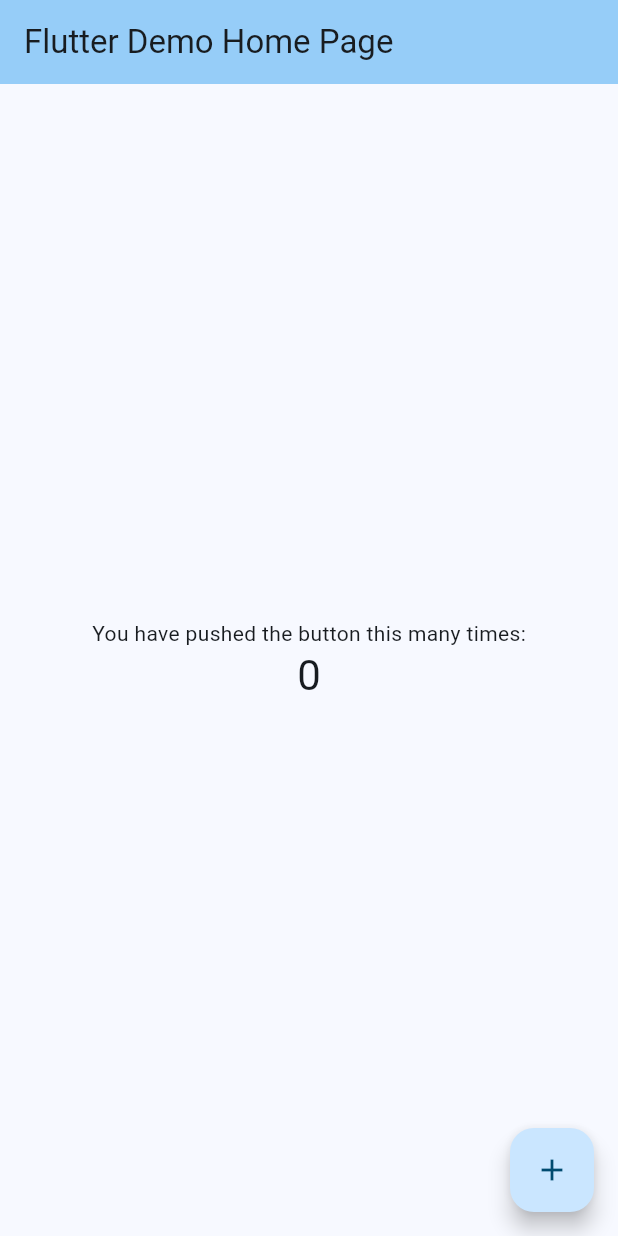
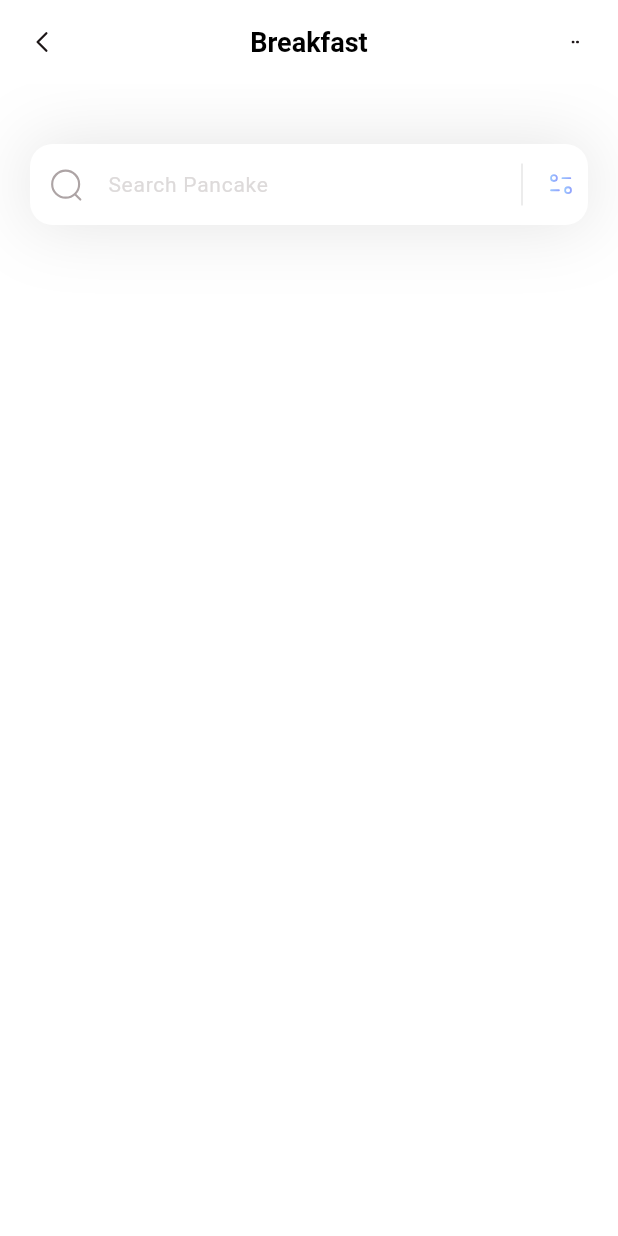
Before and after one commit to clarissestima/fitness-flutter, a Flutter app: the screen it shows after launch, on a phone screen of 412 x 824 dp. Run offline on Flutter 3.47's test engine with Material 3 defaults, Android fonts, the phone set to English and light mode, and no system bars; our stand-ins replace flutter_svg.

Commit message:
added appbar and search

```diff
--- a/lib/main.dart
+++ b/lib/main.dart
@@ -1,4 +1,6 @@
 import 'package:flutter/material.dart';
+
+import 'pages/home.dart';
 
 void main() {
   runApp(const MyApp());
@@ -7,119 +9,11 @@ void main() {
 class MyApp extends StatelessWidget {
   const MyApp({super.key});
 
-  // This widget is the root of your application.
   @override
   Widget build(BuildContext context) {
-    return MaterialApp(
-      title: 'Flutter Demo',
-      theme: ThemeData(
-        // This is the theme of your application.
-        //
-        // TRY THIS: Try running your application with "flutter run". You'll see
-        // the application has a purple toolbar. Then, without quitting the app,
-        // try changing the seedColor in the colorScheme below to Colors.green
-        // and then invoke "hot reload" (save your changes or press the "hot
-        // reload" button in a Flutter-supported IDE, or press "r" if you used
-        // the command line to start the app).
-        //
-        // Notice that the counter didn't reset back to zero; the application
-        // state is not lost during the reload. To reset the state, use hot
-        // restart instead.
-        //
-        // This works for code too, not just values: Most code changes can be
-        // tested with just a hot reload.
-        colorScheme: ColorScheme.fromSeed(seedColor: Colors.lightBlue),
-        useMaterial3: true,
-      ),
-      home: const MyHomePage(title: 'Flutter Demo Home Page'),
+    return const MaterialApp(
+      debugShowCheckedModeBanner: false,
+      home: HomePage()
     );
   }
 }
-
-class MyHomePage extends StatefulWidget {
-  const MyHomePage({super.key, required this.title});
-
-  // This widget is the home page of your application. It is stateful, meaning
-  // that it has a State object (defined below) that contains fields that affect
-  // how it looks.
-
-  // This class is the configuration for the state. It holds the values (in this
-  // case the title) provided by the parent (in this case the App widget) and
-  // used by the build method of the State. Fields in a Widget subclass are
-  // always marked "final".
-
-  final String title;
-
-  @override
-  State<MyHomePage> createState() => _MyHomePageState();
-}
-
-class _MyHomePageState extends State<MyHomePage> {
-  int _counter = 0;
-
-  void _incrementCounter() {
-    setState(() {
-      // This call to setState tells the Flutter framework that something has
-      // changed in this State, which causes it to rerun the build method below
-      // so that the display can reflect the updated values. If we changed
-      // _counter without calling setState(), then the build method would not be
-      // called again, and so nothing would appear to happen.
-      _counter++;
-    });
-  }
-
-  @override
-  Widget build(BuildContext context) {
-    // This method is rerun every time setState is called, for instance as done
-    // by the _incrementCounter method above.
-    //
-    // The Flutter framework has been optimized to make rerunning build methods
-    // fast, so that you can just rebuild anything that needs updating rather
-    // than having to individually change instances of widgets.
-    return Scaffold(
-      appBar: AppBar(
-        // TRY THIS: Try changing the color here to a specific color (to
-        // Colors.amber, perhaps?) and trigger a hot reload to see the AppBar
-        // change color while the other colors stay the same.
-        backgroundColor: Theme.of(context).colorScheme.inversePrimary,
-        // Here we take the value from the MyHomePage object that was created by
-        // the App.build method, and use it to set our appbar title.
-        title: Text(widget.title),
-      ),
-      body: Center(
-        // Center is a layout widget. It takes a single child and positions it
-        // in the middle of the parent.
-        child: Column(
-          // Column is also a layout widget. It takes a list of children and
-          // arranges them vertically. By default, it sizes itself to fit its
-          // children horizontally, and tries to be as tall as its parent.
-          //
-          // Column has various properties to control how it sizes itself and
-          // how it positions its children. Here we use mainAxisAlignment to
-          // center the children vertically; the main axis here is the vertical
-          // axis because Columns are vertical (the cross axis would be
-          // horizontal).
-          //
-          // TRY THIS: Invoke "debug painting" (choose the "Toggle Debug Paint"
-          // action in the IDE, or press "p" in the console), to see the
-          // wireframe for each widget.
-          mainAxisAlignment: MainAxisAlignment.center,
-          children: <Widget>[
-            const Text(
-              'You have pushed the button this many times:',
-            ),
-            Text(
-              '$_counter',
-              style: Theme.of(context).textTheme.headlineMedium,
-            ),
-          ],
-        ),
-      ),
-      floatingActionButton: FloatingActionButton(
-        onPressed: _incrementCounter,
-        tooltip: 'Increment',
-        child: const Icon(Icons.add),
-      ), // This trailing comma makes auto-formatting nicer for build methods.
-    );
-  }
-}
--- /dev/null
+++ b/lib/pages/home.dart
@@ -0,0 +1,129 @@
+import 'package:flutter/material.dart';
+import 'package:flutter_svg/flutter_svg.dart';
+
+class HomePage extends StatelessWidget {
+  const HomePage({super.key});
+
+  @override
+  Widget build(BuildContext context) {
+    return Scaffold(
+      appBar: appBar(),
+      backgroundColor: Colors.white,
+      body: Column(
+        children: [
+          _searchField()
+      ],
+      ),
+    );
+  }
+
+  Container _searchField() {
+    return Container(
+          margin: const EdgeInsets.only(top: 40, left: 20, right: 20),
+          decoration: BoxDecoration(
+            boxShadow: [
+              BoxShadow(
+                color: Colors.black.withOpacity(0.11),
+                blurRadius: 40,
+                spreadRadius: 0.0
+              )
+            ]
+          ),
+          child: TextField(
+            decoration: InputDecoration(
+              filled: true,
+              fillColor: Colors.white,
+              contentPadding: const EdgeInsets.all(15),
+              hintText: 'Search Pancake',
+              hintStyle: const TextStyle(
+                color: Color(0xffDDDADA),
+                fontSize: 14
+              ),
+              prefixIcon: Padding(
+                padding: const EdgeInsets.all(12),
+                child: SvgPicture.asset('assets/icons/Search.svg'),
+              ),
+              suffixIcon: SizedBox(
+                width: 100,
+                child: IntrinsicHeight(
+                  child: Row(
+                    mainAxisAlignment: MainAxisAlignment.end,
+                    children: [
+                      const VerticalDivider(
+                        color: Colors.black,
+                        indent: 10,
+                        endIndent: 10,
+                        thickness: 0.1,
+                      ),
+                      Padding(
+                        padding: const EdgeInsets.all(8.0),
+                        child: SvgPicture.asset('assets/icons/Filter.svg'),
+                      ),
+                    ]
+                  ),
+                ),
+              ),
+              border: OutlineInputBorder(
+                borderRadius: BorderRadius.circular(15),
+                borderSide: BorderSide.none
+              )
+            ),
+          ),
+        );
+  }
+
+  AppBar appBar() {
+    return AppBar(
+        title: const Text(
+          'Breakfast',
+            style: TextStyle(
+            color: Colors.black,
+            fontSize: 18,
+            fontWeight: FontWeight.bold
+          ),
+        ),
+        backgroundColor: Colors.white,
+        elevation: 0.0,
+        centerTitle: true,
+        leading: GestureDetector(
+          onTap: () {
+
+          },
+          child: Container(
+          margin: const EdgeInsets.all(10),
+          alignment: Alignment.center,
+          decoration: BoxDecoration(
+            color: Colors.white,
+            borderRadius: BorderRadius.circular(10)
+          ),
+          child: SvgPicture.asset(
+            'assets/icons/Arrow - Left 2.svg',
+            height: 20,
+            width: 20,
+            ),
+        ),
+      ),
+        actions: [ GestureDetector(
+          onTap: () {
+
+          },
+          child: Container(
+          margin: const EdgeInsets.all(10),
+          alignment: Alignment.center,
+          width: 37,
+          decoration: BoxDecoration(
+            color: Colors.white,
+            borderRadius: BorderRadius.circular(10)
+          ),
+          child: SvgPicture.asset(
+            'assets/icons/dots.svg',
+            height: 5,
+            width: 5,
+            ),
+          ),
+      ),
+    ]
+    );
+  }
+
+}
--- a/pubspec.yaml
+++ b/pubspec.yaml
@@ -35,6 +35,7 @@ dependencies:
   # The following adds the Cupertino Icons font to your application.
   # Use with the CupertinoIcons class for iOS style icons.
   cupertino_icons: ^1.0.6
+  flutter_svg: ^2.0.10+1
 
 dev_dependencies:
   flutter_test:
@@ -59,8 +60,8 @@ flutter:
   uses-material-design: true
 
   # To add assets to your application, add an assets section, like this:
-  # assets:
-  #   - images/a_dot_burr.jpeg
+  assets:
+    - assets/icons/
   #   - images/a_dot_ham.jpeg
 
   # An image asset can refer to one or more resolution-specific "variants", see
```
Also changed, not shown: assets/icons/Arrow - Left 2.svg (added), assets/icons/Filter.svg (added), assets/icons/Search.svg (added), assets/icons/blueberry-pancake.svg (added), assets/icons/button.svg (added), assets/icons/canai-bread.svg (added), assets/icons/dots.svg (added), assets/icons/honey-pancakes.svg (added), assets/icons/orange-snacks.svg (added), assets/icons/pancakes.svg (added), assets/icons/pie.svg (added), assets/icons/plate.svg (added), assets/icons/salmon-nigiri.svg (added), pubspec.lock.
